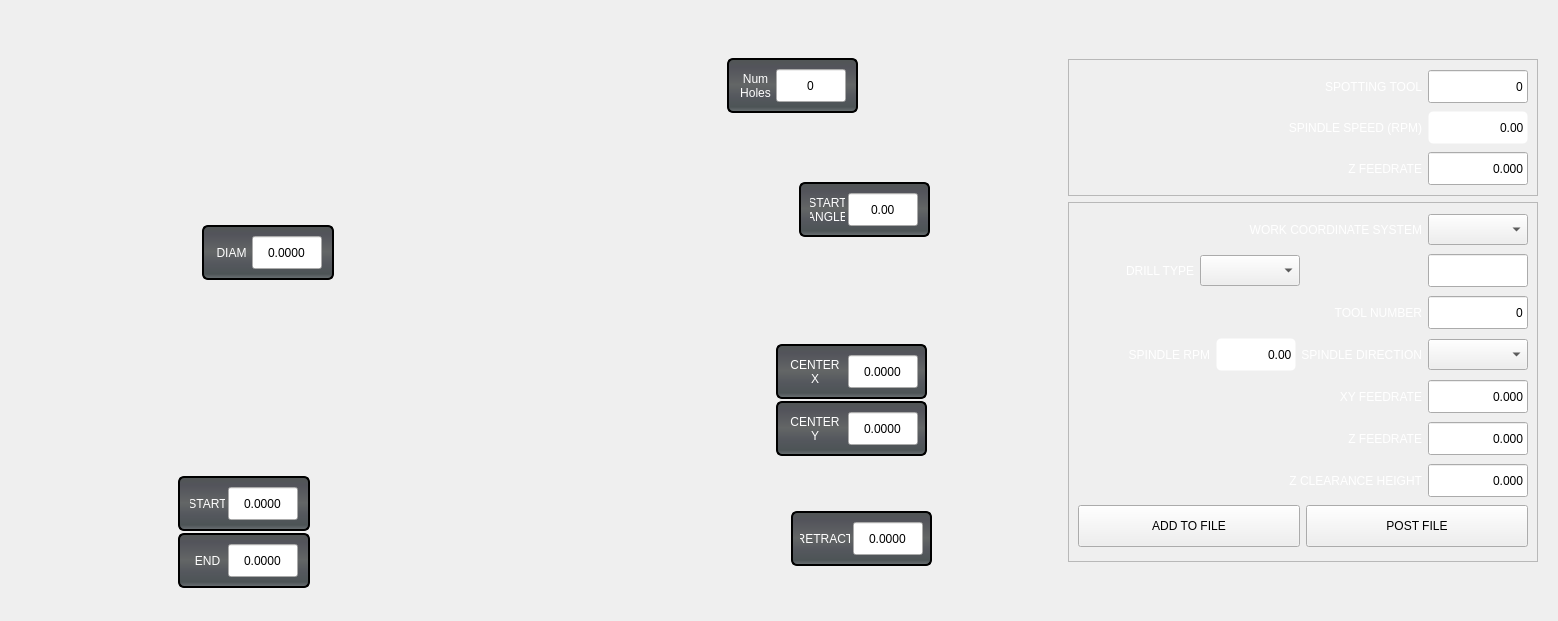
First picture: the form in qtpyvcp/widgets/conversational_gcode/drill_circle.ui, repository adargel/qtpyvcp, before the edit.
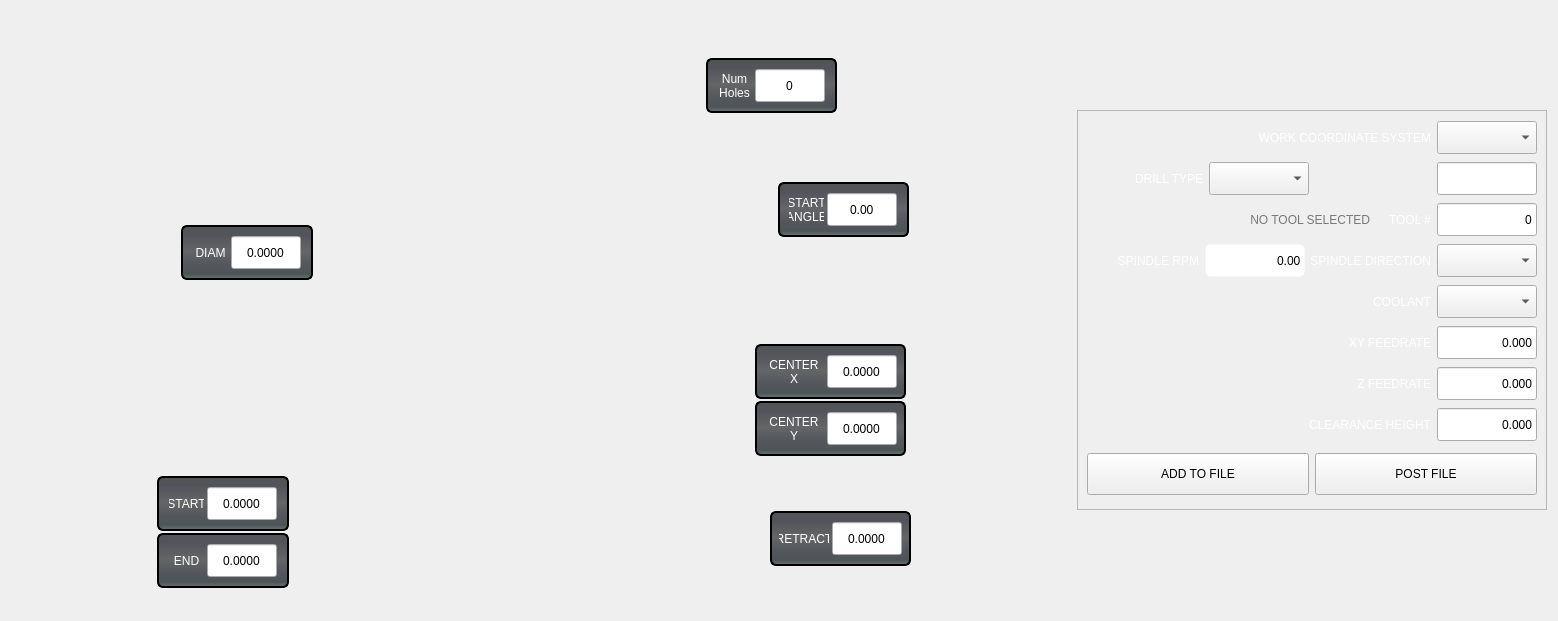
Second picture: the form after the edit. Icons and pictures are not drawn.

Commit message: WIP: Basic working screen, but a mess

```diff
--- a/qtpyvcp/widgets/conversational_gcode/drill_circle.ui
+++ b/qtpyvcp/widgets/conversational_gcode/drill_circle.ui
@@ -18,7 +18,16 @@
     <widget class="QWidget" name="drill_circle_widget" native="true">
      <layout class="QHBoxLayout" name="horizontalLayout_128">
       <property name="leftMargin">
-       <number>50</number>
+       <number>0</number>
+      </property>
+      <property name="topMargin">
+       <number>0</number>
+      </property>
+      <property name="rightMargin">
+       <number>0</number>
+      </property>
+      <property name="bottomMargin">
+       <number>0</number>
       </property>
       <item>
        <spacer name="horizontalSpacer_6">
@@ -1092,6 +1101,9 @@
       </item>
       <item>
        <layout class="QVBoxLayout" name="verticalLayout">
+        <property name="spacing">
+         <number>0</number>
+        </property>
         <property name="leftMargin">
          <number>0</number>
         </property>
@@ -1101,298 +1113,18 @@
         <property name="bottomMargin">
          <number>0</number>
         </property>
-        <item>
-         <spacer name="verticalSpacer">
-          <property name="orientation">
-           <enum>Qt::Vertical</enum>
-          </property>
-          <property name="sizeHint" stdset="0">
-           <size>
-            <width>20</width>
-            <height>40</height>
-           </size>
-          </property>
-         </spacer>
-        </item>
-        <item>
-         <widget class="QFrame" name="bolt_hole_setup_frame_2">
-          <property name="minimumSize">
-           <size>
-            <width>470</width>
-            <height>100</height>
-           </size>
-          </property>
-          <property name="maximumSize">
-           <size>
-            <width>470</width>
-            <height>190</height>
-           </size>
-          </property>
-          <property name="frameShape">
-           <enum>QFrame::StyledPanel</enum>
-          </property>
-          <property name="frameShadow">
-           <enum>QFrame::Raised</enum>
-          </property>
-          <layout class="QVBoxLayout" name="verticalLayout_63">
-           <item>
-            <layout class="QVBoxLayout" name="verticalLayout_2">
-             <property name="topMargin">
-              <number>0</number>
-             </property>
-             <item>
-              <layout class="QHBoxLayout" name="horizontalLayout_209">
-               <property name="topMargin">
-                <number>1</number>
-               </property>
-               <property name="bottomMargin">
-                <number>1</number>
-               </property>
-               <item>
-                <widget class="QLabel" name="spotting_tool_label">
-                 <property name="sizePolicy">
-                  <sizepolicy hsizetype="Preferred" vsizetype="Fixed">
-                   <horstretch>0</horstretch>
-                   <verstretch>0</verstretch>
-                  </sizepolicy>
-                 </property>
-                 <property name="minimumSize">
-                  <size>
-                   <width>140</width>
-                   <height>31</height>
-                  </size>
-                 </property>
-                 <property name="maximumSize">
-                  <size>
-                   <width>16777215</width>
-                   <height>31</height>
-                  </size>
-                 </property>
-                 <property name="styleSheet">
-                  <string notr="true">QLabel{
-font: 75 14pt &quot;Bebas Kai&quot;;
-color: white;
-}</string>
-                 </property>
-                 <property name="lineWidth">
-                  <number>0</number>
-                 </property>
-                 <property name="text">
-                  <string>SPOTTING TOOL</string>
-                 </property>
-                 <property name="alignment">
-                  <set>Qt::AlignRight|Qt::AlignTrailing|Qt::AlignVCenter</set>
-                 </property>
-                 <property name="indent">
-                  <number>0</number>
-                 </property>
-                </widget>
-               </item>
-               <item>
-                <widget class="QLineEdit" name="spotting_tool_value">
-                 <property name="minimumSize">
-                  <size>
-                   <width>100</width>
-                   <height>33</height>
-                  </size>
-                 </property>
-                 <property name="maximumSize">
-                  <size>
-                   <width>100</width>
-                   <height>33</height>
-                  </size>
-                 </property>
-                 <property name="inputMask">
-                  <string/>
-                 </property>
-                 <property name="text">
-                  <string>0</string>
-                 </property>
-                 <property name="alignment">
-                  <set>Qt::AlignRight|Qt::AlignTrailing|Qt::AlignVCenter</set>
-                 </property>
-                </widget>
-               </item>
-              </layout>
-             </item>
-             <item>
-              <layout class="QHBoxLayout" name="horizontalLayout_200">
-               <property name="topMargin">
-                <number>1</number>
-               </property>
-               <property name="bottomMargin">
-                <number>1</number>
-               </property>
-               <item>
-                <widget class="QLabel" name="label_138">
-                 <property name="sizePolicy">
-                  <sizepolicy hsizetype="Preferred" vsizetype="Fixed">
-                   <horstretch>0</horstretch>
-                   <verstretch>0</verstretch>
-                  </sizepolicy>
-                 </property>
-                 <property name="minimumSize">
-                  <size>
-                   <width>140</width>
-                   <height>31</height>
-                  </size>
-                 </property>
-                 <property name="maximumSize">
-                  <size>
-                   <width>16777215</width>
-                   <height>31</height>
-                  </size>
-                 </property>
-                 <property name="styleSheet">
-                  <string notr="true">QLabel{
-font: 75 14pt &quot;Bebas Kai&quot;;
-color: white;
-}</string>
-                 </property>
-                 <property name="lineWidth">
-                  <number>0</number>
-                 </property>
-                 <property name="text">
-                  <string>SPINDLE SPEED (RPM)</string>
-                 </property>
-                 <property name="alignment">
-                  <set>Qt::AlignRight|Qt::AlignTrailing|Qt::AlignVCenter</set>
-                 </property>
-                 <property name="indent">
-                  <number>0</number>
-                 </property>
-                </widget>
-               </item>
-               <item>
-                <widget class="QLineEdit" name="bolt_hole_spindle_rpm_4">
-                 <property name="minimumSize">
-                  <size>
-                   <width>100</width>
-                   <height>33</height>
-                  </size>
-                 </property>
-                 <property name="maximumSize">
-                  <size>
-                   <width>100</width>
-                   <height>33</height>
-                  </size>
-                 </property>
-                 <property name="styleSheet">
-                  <string notr="true">QLineEdit {
-    border-style: transparent;
-    border-color: rgb(235, 235, 235);
-    border-width: 1px;
-    border-radius: 5px;
-    color: black;
-    background: white;
-	font: 75 14pt &quot;Bebas Kai&quot;;
-}</string>
-                 </property>
-                 <property name="inputMask">
-                  <string/>
-                 </property>
-                 <property name="text">
-                  <string>0.00</string>
-                 </property>
-                 <property name="alignment">
-                  <set>Qt::AlignRight|Qt::AlignTrailing|Qt::AlignVCenter</set>
-                 </property>
-                </widget>
-               </item>
-              </layout>
-             </item>
-             <item>
-              <layout class="QHBoxLayout" name="horizontalLayout_195">
-               <property name="topMargin">
-                <number>1</number>
-               </property>
-               <property name="bottomMargin">
-                <number>1</number>
-               </property>
-               <item>
-                <widget class="QLabel" name="label_132">
-                 <property name="sizePolicy">
-                  <sizepolicy hsizetype="Preferred" vsizetype="Fixed">
-                   <horstretch>0</horstretch>
-                   <verstretch>0</verstretch>
-                  </sizepolicy>
-                 </property>
-                 <property name="minimumSize">
-                  <size>
-                   <width>140</width>
-                   <height>31</height>
-                  </size>
-                 </property>
-                 <property name="maximumSize">
-                  <size>
-                   <width>16777215</width>
-                   <height>31</height>
-                  </size>
-                 </property>
-                 <property name="styleSheet">
-                  <string notr="true">QLabel{
-font: 75 14pt &quot;Bebas Kai&quot;;
-color: white;
-}</string>
-                 </property>
-                 <property name="lineWidth">
-                  <number>0</number>
-                 </property>
-                 <property name="text">
-                  <string>Z FEEDRATE</string>
-                 </property>
-                 <property name="alignment">
-                  <set>Qt::AlignRight|Qt::AlignTrailing|Qt::AlignVCenter</set>
-                 </property>
-                 <property name="indent">
-                  <number>0</number>
-                 </property>
-                </widget>
-               </item>
-               <item>
-                <widget class="QLineEdit" name="bolt_hole_z_feed_rate_4">
-                 <property name="minimumSize">
-                  <size>
-                   <width>100</width>
-                   <height>33</height>
-                  </size>
-                 </property>
-                 <property name="maximumSize">
-                  <size>
-                   <width>100</width>
-                   <height>33</height>
-                  </size>
-                 </property>
-                 <property name="inputMask">
-                  <string/>
-                 </property>
-                 <property name="text">
-                  <string>0.000</string>
-                 </property>
-                 <property name="alignment">
-                  <set>Qt::AlignRight|Qt::AlignTrailing|Qt::AlignVCenter</set>
-                 </property>
-                </widget>
-               </item>
-              </layout>
-             </item>
-            </layout>
-           </item>
-          </layout>
-         </widget>
-        </item>
         <item>
          <widget class="QFrame" name="bolt_hole_setup_frame">
           <property name="minimumSize">
            <size>
             <width>470</width>
-            <height>360</height>
+            <height>400</height>
            </size>
           </property>
           <property name="maximumSize">
            <size>
             <width>470</width>
-            <height>360</height>
+            <height>400</height>
            </size>
           </property>
           <property name="frameShape">
@@ -1455,13 +1187,13 @@
                <property name="minimumSize">
                 <size>
                  <width>100</width>
-                 <height>31</height>
+                 <height>33</height>
                 </size>
                </property>
                <property name="maximumSize">
                 <size>
                  <width>100</width>
-                 <height>31</height>
+                 <height>33</height>
                 </size>
                </property>
                <property name="currentText">
@@ -1533,13 +1265,13 @@
                <property name="minimumSize">
                 <size>
                  <width>100</width>
-                 <height>31</height>
+                 <height>33</height>
                 </size>
                </property>
                <property name="maximumSize">
                 <size>
                  <width>100</width>
-                 <height>31</height>
+                 <height>33</height>
                 </size>
                </property>
                <property name="currentText">
@@ -1631,6 +1363,46 @@
              <property name="bottomMargin">
               <number>1</number>
              </property>
+             <item>
+              <widget class="QLabel" name="tool_desc_label">
+               <property name="sizePolicy">
+                <sizepolicy hsizetype="Preferred" vsizetype="Fixed">
+                 <horstretch>0</horstretch>
+                 <verstretch>0</verstretch>
+                </sizepolicy>
+               </property>
+               <property name="minimumSize">
+                <size>
+                 <width>140</width>
+                 <height>31</height>
+                </size>
+               </property>
+               <property name="maximumSize">
+                <size>
+                 <width>16777215</width>
+                 <height>31</height>
+                </size>
+               </property>
+               <property name="styleSheet">
+                <string notr="true">QLabel{
+font: 75 14pt &quot;Bebas Kai&quot;;
+color: rgb(120, 120, 120);
+}</string>
+               </property>
+               <property name="lineWidth">
+                <number>0</number>
+               </property>
+               <property name="text">
+                <string> NO TOOL SELECTED</string>
+               </property>
+               <property name="alignment">
+                <set>Qt::AlignRight|Qt::AlignTrailing|Qt::AlignVCenter</set>
+               </property>
+               <property name="indent">
+                <number>0</number>
+               </property>
+              </widget>
+             </item>
              <item>
               <widget class="QLabel" name="tool_number_label">
                <property name="sizePolicy">
@@ -1641,13 +1413,13 @@
                </property>
                <property name="minimumSize">
                 <size>
-                 <width>140</width>
+                 <width>55</width>
                  <height>31</height>
                 </size>
                </property>
                <property name="maximumSize">
                 <size>
-                 <width>16777215</width>
+                 <width>55</width>
                  <height>31</height>
                 </size>
                </property>
@@ -1661,7 +1433,7 @@
                 <number>0</number>
                </property>
                <property name="text">
-                <string>TOOL NUMBER</string>
+                <string>TOOL #</string>
                </property>
                <property name="alignment">
                 <set>Qt::AlignRight|Qt::AlignTrailing|Qt::AlignVCenter</set>
@@ -1685,6 +1457,9 @@
                  <height>33</height>
                 </size>
                </property>
+               <property name="styleSheet">
+                <string notr="true"/>
+               </property>
                <property name="inputMask">
                 <string/>
                </property>
@@ -1750,13 +1525,13 @@
               <widget class="QLineEdit" name="bolt_hole_spindle_rpm">
                <property name="minimumSize">
                 <size>
-                 <width>80</width>
+                 <width>100</width>
                  <height>33</height>
                 </size>
                </property>
                <property name="maximumSize">
                 <size>
-                 <width>80</width>
+                 <width>100</width>
                  <height>33</height>
                 </size>
                </property>
@@ -1827,13 +1602,91 @@
                <property name="minimumSize">
                 <size>
                  <width>100</width>
-                 <height>31</height>
+                 <height>33</height>
                 </size>
                </property>
                <property name="maximumSize">
                 <size>
                  <width>100</width>
+                 <height>33</height>
+                </size>
+               </property>
+               <property name="currentText">
+                <string/>
+               </property>
+               <property name="currentIndex">
+                <number>-1</number>
+               </property>
+               <property name="maxVisibleItems">
+                <number>10</number>
+               </property>
+               <property name="maxCount">
+                <number>2147483647</number>
+               </property>
+              </widget>
+             </item>
+            </layout>
+           </item>
+           <item>
+            <layout class="QHBoxLayout" name="horizontalLayout_195">
+             <property name="topMargin">
+              <number>1</number>
+             </property>
+             <property name="bottomMargin">
+              <number>1</number>
+             </property>
+             <item>
+              <widget class="QLabel" name="label_158">
+               <property name="sizePolicy">
+                <sizepolicy hsizetype="Preferred" vsizetype="Fixed">
+                 <horstretch>0</horstretch>
+                 <verstretch>0</verstretch>
+                </sizepolicy>
+               </property>
+               <property name="minimumSize">
+                <size>
+                 <width>140</width>
                  <height>31</height>
+                </size>
+               </property>
+               <property name="maximumSize">
+                <size>
+                 <width>16777215</width>
+                 <height>31</height>
+                </size>
+               </property>
+               <property name="styleSheet">
+                <string notr="true">QLabel{
+font: 75 14pt &quot;Bebas Kai&quot;;
+color: white;
+}</string>
+               </property>
+               <property name="lineWidth">
+                <number>0</number>
+               </property>
+               <property name="text">
+                <string>COOLANT</string>
+               </property>
+               <property name="alignment">
+                <set>Qt::AlignRight|Qt::AlignTrailing|Qt::AlignVCenter</set>
+               </property>
+               <property name="indent">
+                <number>0</number>
+               </property>
+              </widget>
+             </item>
+             <item>
+              <widget class="QComboBox" name="coolant_combo_box">
+               <property name="minimumSize">
+                <size>
+                 <width>100</width>
+                 <height>33</height>
+                </size>
+               </property>
+               <property name="maximumSize">
+                <size>
+                 <width>100</width>
+                 <height>33</height>
                 </size>
                </property>
                <property name="currentText">
@@ -2040,7 +1893,7 @@
                 <number>0</number>
                </property>
                <property name="text">
-                <string>Z CLEARANCE HEIGHT</string>
+                <string>CLEARANCE HEIGHT</string>
                </property>
                <property name="alignment">
                 <set>Qt::AlignRight|Qt::AlignTrailing|Qt::AlignVCenter</set>
@@ -2079,6 +1932,9 @@
            </item>
            <item>
             <layout class="QHBoxLayout" name="horizontalLayout_139">
+             <property name="topMargin">
+              <number>5</number>
+             </property>
              <item>
               <widget class="QPushButton" name="bolt_hole_add_to_file">
                <property name="minimumSize">
@@ -2110,19 +1966,6 @@
           </layout>
          </widget>
         </item>
-        <item>
-         <spacer name="verticalSpacer_3">
-          <property name="orientation">
-           <enum>Qt::Vertical</enum>
-          </property>
-          <property name="sizeHint" stdset="0">
-           <size>
-            <width>20</width>
-            <height>40</height>
-           </size>
-          </property>
-         </spacer>
-        </item>
        </layout>
       </item>
      </layout>
```
Left out of the diff: 2 changed lines with no effect on the pictures. The commit also changes 2 other files.
